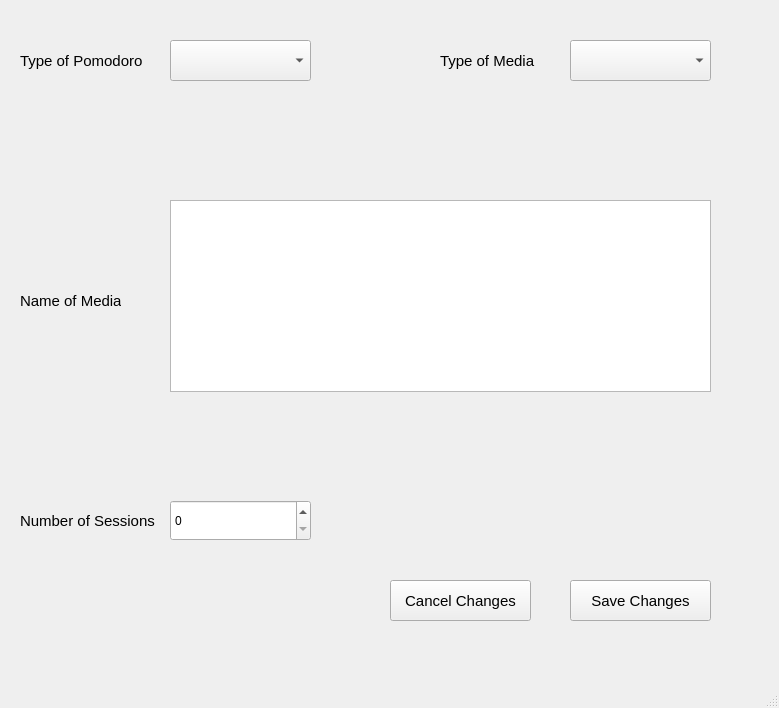
Above: Program/gui_pomodoro_settings.ui from zgjimzhubajj/Student-Assistant before the change. Below: the same form after it.
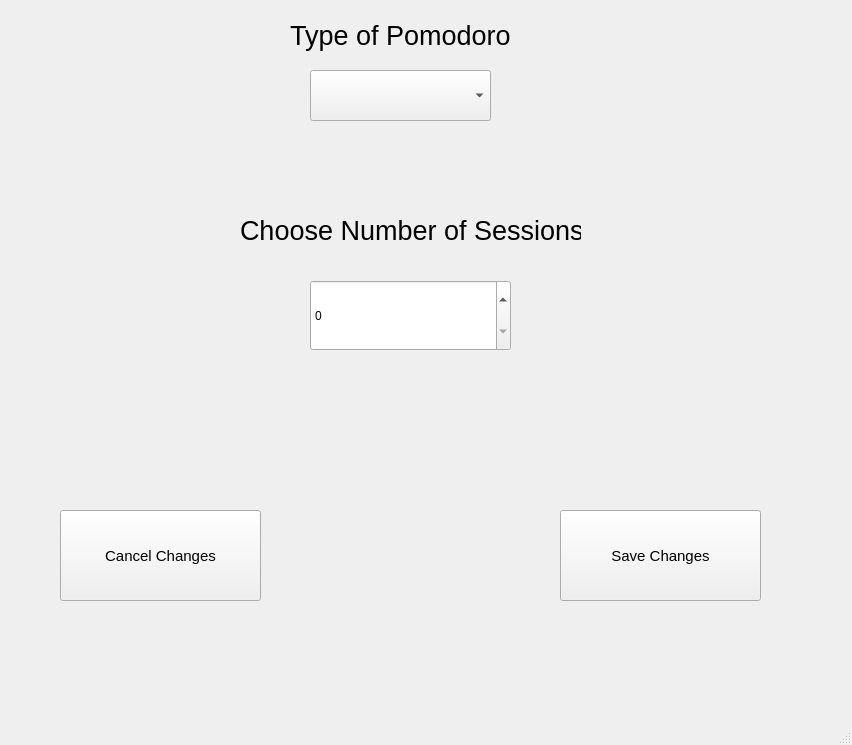
That is the form after the change.

Commit message: The Pomodoro feataure is almost finished with the timer and the images, one push needed after this and it will be finished

The edit to the form file:
```diff
--- a/Program/gui_pomodoro_settings.ui
+++ b/Program/gui_pomodoro_settings.ui
@@ -6,8 +6,8 @@
    <rect>
     <x>0</x>
     <y>0</y>
-    <width>779</width>
-    <height>708</height>
+    <width>852</width>
+    <height>745</height>
    </rect>
   </property>
   <property name="windowTitle">
@@ -17,122 +17,66 @@
    <widget class="QComboBox" name="combo_box_type_of_pomodoro">
     <property name="geometry">
      <rect>
-      <x>170</x>
-      <y>40</y>
-      <width>141</width>
-      <height>41</height>
+      <x>310</x>
+      <y>70</y>
+      <width>181</width>
+      <height>51</height>
      </rect>
     </property>
    </widget>
-   <widget class="QLabel" name="label_3">
-    <property name="geometry">
-     <rect>
-      <x>440</x>
-      <y>40</y>
-      <width>111</width>
-      <height>41</height>
-     </rect>
-    </property>
-    <property name="font">
-     <font>
-      <pointsize>11</pointsize>
-     </font>
-    </property>
-    <property name="text">
-     <string>Type of Media</string>
-    </property>
-   </widget>
-   <widget class="QLabel" name="label_4">
-    <property name="geometry">
-     <rect>
-      <x>20</x>
-      <y>280</y>
-      <width>101</width>
-      <height>41</height>
-     </rect>
-    </property>
-    <property name="font">
-     <font>
-      <pointsize>11</pointsize>
-     </font>
-    </property>
-    <property name="text">
-     <string>Name of Media</string>
-    </property>
-   </widget>
    <widget class="QLabel" name="label_5">
     <property name="geometry">
      <rect>
-      <x>20</x>
-      <y>40</y>
-      <width>131</width>
-      <height>41</height>
+      <x>290</x>
+      <y>0</y>
+      <width>231</width>
+      <height>71</height>
      </rect>
     </property>
     <property name="font">
      <font>
-      <pointsize>11</pointsize>
+      <pointsize>20</pointsize>
      </font>
     </property>
     <property name="text">
      <string>Type of Pomodoro</string>
     </property>
    </widget>
-   <widget class="QComboBox" name="combo_box_type_of_media">
-    <property name="geometry">
-     <rect>
-      <x>570</x>
-      <y>40</y>
-      <width>141</width>
-      <height>41</height>
-     </rect>
-    </property>
-   </widget>
-   <widget class="QListWidget" name="list_widget_name_of_media">
-    <property name="geometry">
-     <rect>
-      <x>170</x>
-      <y>200</y>
-      <width>541</width>
-      <height>192</height>
-     </rect>
-    </property>
-   </widget>
    <widget class="QLabel" name="label_6">
     <property name="geometry">
      <rect>
-      <x>20</x>
-      <y>500</y>
-      <width>141</width>
-      <height>41</height>
+      <x>240</x>
+      <y>200</y>
+      <width>341</width>
+      <height>61</height>
      </rect>
     </property>
     <property name="font">
      <font>
-      <pointsize>11</pointsize>
+      <pointsize>20</pointsize>
      </font>
     </property>
     <property name="text">
-     <string>Number of Sessions</string>
+     <string>Choose Number of Sessions</string>
     </property>
    </widget>
    <widget class="QSpinBox" name="spin_box_number_of_sessions">
     <property name="geometry">
      <rect>
-      <x>170</x>
-      <y>500</y>
-      <width>141</width>
-      <height>41</height>
+      <x>310</x>
+      <y>280</y>
+      <width>201</width>
+      <height>71</height>
      </rect>
     </property>
    </widget>
    <widget class="QPushButton" name="btn_save">
     <property name="geometry">
      <rect>
-      <x>570</x>
-      <y>580</y>
-      <width>141</width>
-      <height>41</height>
+      <x>560</x>
+      <y>510</y>
+      <width>201</width>
+      <height>91</height>
      </rect>
     </property>
     <property name="font">
@@ -147,10 +91,10 @@
    <widget class="QPushButton" name="btn_cancel">
     <property name="geometry">
      <rect>
-      <x>390</x>
-      <y>580</y>
-      <width>141</width>
-      <height>41</height>
+      <x>60</x>
+      <y>510</y>
+      <width>201</width>
+      <height>91</height>
      </rect>
     </property>
     <property name="font">
```
Left out of the diff: 2 changed lines with no effect on the pictures. The commit also changes 16 other files.
